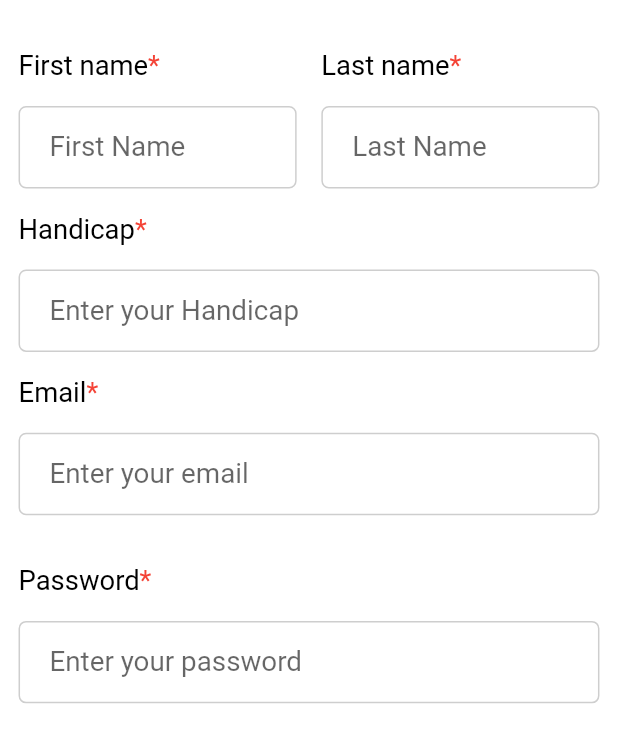
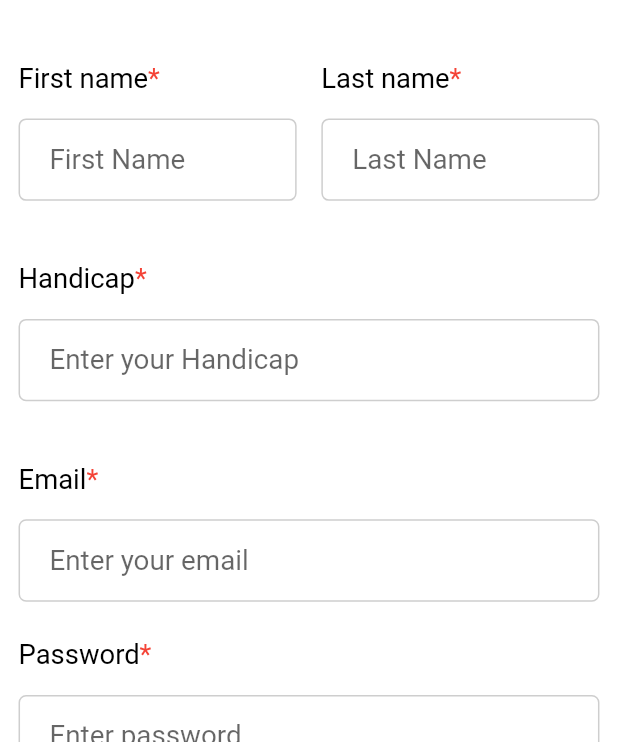
Before and after one commit to xuan123dthhbg/tvm-golf, a Flutter app: the RegisterView screen opened by its route, on a phone screen of 412 x 824 dp, the part 494-1236 px from its top. Run offline on Flutter 3.47's test engine with Material 2 defaults, Android fonts, the phone set to English and light mode, and no system bars; drawn by our look-alikes of flutter_form_builder; our stand-ins replace dio, flutter_modular, flutter_spinkit, flutter_svg, fluttertoast, i18n_extension and 2 more; accounts and stored records are empty; Roboto replaces fonts that are missing (SF).

Commit message:
edit Register

```diff
--- a/lib/app/app.module.dart
+++ b/lib/app/app.module.dart
@@ -2,6 +2,8 @@ import 'package:flutter_modular/flutter_modular.dart';
 import 'package:golf/app/login/login.view.dart';
 import 'package:golf/app/register/register.view.dart';
 import 'package:golf/app/splash-screen/splash_screen.view.dart';
+
+import 'home/home.view.dart';
 class AppModule extends Module {
   static String home = "/home";
   static String login = "/login";
@@ -19,5 +21,6 @@ class AppModule extends Module {
     ChildRoute(splashScreen, child: (context, args) => SplashScreen()),
     ChildRoute(login, child: (context, args) => LoginView(), transition: TransitionType.downToUp),
     ChildRoute(register, child: (context, args) => RegisterView(), transition: TransitionType.leftToRight),
+    ChildRoute(home, child: (context, args) => HomeWidget(), transition: TransitionType.leftToRight),
   ];
 }
--- a/lib/app/home/home.view.dart
+++ b/lib/app/home/home.view.dart
@@ -1,4 +1,5 @@
 import 'package:flutter/material.dart';
+
 
 class HomeWidget extends StatefulWidget {
   @override
@@ -8,6 +9,7 @@ class HomeWidget extends StatefulWidget {
 class _HomeWidgetState extends State<HomeWidget> {
   @override
   Widget build(BuildContext context) {
-    return Scaffold();
+    return Scaffold(
+    );
   }
 }
--- a/lib/app/register/register.view.dart
+++ b/lib/app/register/register.view.dart
@@ -3,6 +3,7 @@ import 'package:flutter/gestures.dart';
 import 'package:flutter/material.dart';
 import 'package:flutter_form_builder/flutter_form_builder.dart';
 import 'package:flutter_modular/flutter_modular.dart';
+import 'package:golf/resources/default.i18n.dart';
 import 'package:sizer/sizer.dart';
 
 import '../../themes/styles.dart';
@@ -26,7 +27,7 @@ class _RegisterViewState extends State<RegisterView> {
               SizedBox(height: 5.h),
               Center(child: Image.asset('assets/images/logo.png', height: 35.h)),
               SizedBox(
-                height: 4.h,
+                height: 5.h,
               ),
               Row(
                 crossAxisAlignment: CrossAxisAlignment.center,
@@ -83,13 +84,14 @@ class _RegisterViewState extends State<RegisterView> {
                                 fontSize: 2.25.h,
                                 fontWeight: FontWeight.w500,
                               ),
-                            hintText: "First Name"
-                          ),
+                              hintText: "First Name"),
                         )
                       ],
                     ),
                   ),
-                  SizedBox(width: 4.w,),
+                  SizedBox(
+                    width: 4.w,
+                  ),
                   Container(
                     width: 45.w,
                     child: Column(
@@ -141,8 +143,7 @@ class _RegisterViewState extends State<RegisterView> {
                                 fontSize: 2.25.h,
                                 fontWeight: FontWeight.w500,
                               ),
-                              hintText: "Last Name"
-                          ),
+                              hintText: "Last Name"),
                         )
                       ],
                     ),
@@ -150,7 +151,7 @@ class _RegisterViewState extends State<RegisterView> {
                   SizedBox(width: 3.w),
                 ],
               ),
-              SizedBox(height: 2.h),
+              SizedBox(height: 5.h),
               SizedBox(
                 width: 94.w,
                 child: Column(
@@ -178,6 +179,140 @@ class _RegisterViewState extends State<RegisterView> {
                       validator: FormBuilderValidators.compose([
                         FormBuilderValidators.required(context, errorText: "This field cannot be empty"),
                         FormBuilderValidators.numeric(context, errorText: "Please enter the correct format")
+                      ]),
+                      style: TextStyle(fontSize: 2.25.h, color: AppColor.regularText),
+                      decoration: InputDecoration(
+                        contentPadding: EdgeInsets.only(left: 5.w, right: 3.w, top: 2.h, bottom: 2.h),
+                        border: OutlineInputBorder(
+                          borderRadius: BorderRadius.circular(5),
+                          borderSide: BorderSide(
+                            color: Color(0xFFCECECE),
+                            width: 1,
+                          ),
+                        ),
+                        enabledBorder: OutlineInputBorder(
+                          borderRadius: BorderRadius.circular(5),
+                          borderSide: BorderSide(
+                            color: Color(0xFFCECECE),
+                            width: 1,
+                          ),
+                        ),
+                        focusedBorder: OutlineInputBorder(
+                          borderRadius: BorderRadius.circular(5),
+                          borderSide: BorderSide(
+                            color: Color(0xFFCECECE),
+                            width: 1,
+                          ),
+                        ),
+                        alignLabelWithHint: false,
+                        labelStyle: TextStyle(
+                          fontSize: 2.25.h,
+                          fontWeight: FontWeight.w500,
+                        ),
+                        hintText: "Enter your Handicap",
+                      ),
+                    ),
+                  ],
+                ),
+              ),
+              SizedBox(height: 3.h),
+              SizedBox(
+                width: 94.w,
+                child: Column(
+                  crossAxisAlignment: CrossAxisAlignment.start,
+                  children: [
+                    SizedBox(
+                      height: 2.h,
+                    ),
+                    Row(
+                      children: [
+                        RichText(
+                          text: TextSpan(
+                              text: "Email",
+                              style: TextStyle(fontSize: 2.22.h, color: Colors.black),
+                              children: [
+                                TextSpan(
+                                  text: "*",
+                                  style: TextStyle(fontSize: 2.22.h, color: Colors.red),
+                                )
+                              ]),
+                        ),
+                      ],
+                    ),
+                    SizedBox(
+                      height: 2.h,
+                    ),
+                    FormBuilderTextField(
+                      name: "email",
+                      validator: FormBuilderValidators.compose([
+                        FormBuilderValidators.required(context, errorText: "This field cannot be empty"),
+                        FormBuilderValidators.email(context, errorText: "Please enter the correct format"),
+                      ]),
+                      style: TextStyle(fontSize: 2.25.h, color: AppColor.regularText),
+                      decoration: InputDecoration(
+                        contentPadding: EdgeInsets.only(left: 5.w, right: 3.w, top: 2.h, bottom: 2.h),
+                        border: OutlineInputBorder(
+                          borderRadius: BorderRadius.circular(5),
+                          borderSide: BorderSide(
+                            color: Color(0xFFCECECE),
+                            width: 1,
+                          ),
+                        ),
+                        enabledBorder: OutlineInputBorder(
+                          borderRadius: BorderRadius.circular(5),
+                          borderSide: BorderSide(
+                            color: Color(0xFFCECECE),
+                            width: 1,
+                          ),
+                        ),
+                        focusedBorder: OutlineInputBorder(
+                          borderRadius: BorderRadius.circular(5),
+                          borderSide: BorderSide(
+                            color: Color(0xFFCECECE),
+                            width: 1,
+                          ),
+                        ),
+                        alignLabelWithHint: false,
+                        labelStyle: TextStyle(
+                          fontSize: 2.25.h,
+                          fontWeight: FontWeight.w500,
+                        ),
+                        hintText: "Enter your email",
+                      ),
+                    ),
+                  ],
+                ),
+              ),
+              SizedBox(height: 3.h),
+              SizedBox(
+                width: 94.w,
+                child: Column(
+                  crossAxisAlignment: CrossAxisAlignment.start,
+                  children: [
+                    Row(
+                      children: [
+                        RichText(
+                          text: TextSpan(
+                              text: "Password",
+                              style: TextStyle(fontSize: 2.22.h, color: Colors.black),
+                              children: [
+                                TextSpan(
+                                  text: "*",
+                                  style: TextStyle(fontSize: 2.22.h, color: Colors.red),
+                                )
+                              ]),
+                        ),
+                      ],
+                    ),
+                    SizedBox(
+                      height: 2.h,
+                    ),
+                    FormBuilderTextField(
+                      name: "password",
+                      validator: FormBuilderValidators.compose([
+                        FormBuilderValidators.required(context, errorText: "This field cannot be empty".i18n),
+                        FormBuilderValidators.minLength(
+                            context, 8, errorText: "Use 8 characters or more for your password".i18n)
                       ]),
                       style: TextStyle(fontSize: 2.25.h, color: AppColor.regularText),
                       decoration: InputDecoration(
@@ -212,167 +347,25 @@ class _RegisterViewState extends State<RegisterView> {
                           fontSize: 2.25.h,
                           fontWeight: FontWeight.w500,
                         ),
-                        hintText: "Enter your Handicap",
+                        hintText: "Enter password".i18n,
                       ),
                     ),
                   ],
                 ),
               ),
-              SizedBox(
-                width: 94.w,
-                child: Column(
-                  crossAxisAlignment: CrossAxisAlignment.start,
-                  children: [
-                    SizedBox(
-                      height: 2.h,
+              SizedBox(height: 5.h),
+              RaisedButton(
+                child: Text(
+                  "Register",
+                  style: TextStyle(fontSize: 18),
                 ),
-                    Row(
-                      children: [
-                        RichText(
-                          text: TextSpan(
-                              text: "Email",
-                              style: TextStyle(fontSize: 2.22.h, color: Colors.black),
-                              children: [
-                                TextSpan(
-                                  text: "*",
-                                  style: TextStyle(fontSize: 2.22.h, color: Colors.red),
-                                )
-                              ]),
-                        ),
-                      ],
-                    ),
-                    SizedBox(
-                      height: 2.h,
-                    ),
-                    FormBuilderTextField(
-                      name: "email",
-                      validator: FormBuilderValidators.compose([
-                        FormBuilderValidators.required(context, errorText: "This field cannot be empty"),
-                        FormBuilderValidators.email(context, errorText: "Please enter the correct format"),
-                      ]),
-                      style: TextStyle(fontSize: 2.25.h, color: AppColor.regularText),
-                      decoration: InputDecoration(
-                        contentPadding: EdgeInsets.only(
-                            left: 5.w,
-                            right: 3.w,
-                            top: 2.h,
-                            bottom: 2.h),
-                        border: OutlineInputBorder(
-                          borderRadius: BorderRadius.circular(5),
-                          borderSide: BorderSide(
-                            color: Color(0xFFCECECE),
-                            width: 1,
-                          ),
-                        ),
-                        enabledBorder: OutlineInputBorder(
-                          borderRadius: BorderRadius.circular(5),
-                          borderSide: BorderSide(
-                            color: Color(0xFFCECECE),
-                            width: 1,
-                          ),
-                        ),
-                        focusedBorder: OutlineInputBorder(
-                          borderRadius: BorderRadius.circular(5),
-                          borderSide: BorderSide(
-                            color: Color(0xFFCECECE),
-                            width: 1,
-                          ),
-                        ),
-                        alignLabelWithHint: false,
-                        labelStyle: TextStyle(
-                          fontSize: 2.25.h,
-                          fontWeight: FontWeight.w500,
-                        ),
-                        hintText: "Enter your email",
-                      ),
-                    ),
-                  ],
-                ),
-              ),
-              SizedBox(height: 2.h),
-              SizedBox(
-                width: 94.w,
-                child: Column(
-                  crossAxisAlignment: CrossAxisAlignment.start,
-                  children: [
-                    SizedBox(
-                      height: 2.h,
-                    ),
-                    Row(
-                      children: [
-                        RichText(
-                          text: TextSpan(
-                              text: "Password",
-                              style: TextStyle(fontSize: 2.22.h, color: Colors.black),
-                              children: [
-                                TextSpan(
-                                  text: "*",
-                                  style: TextStyle(fontSize: 2.22.h, color: Colors.red),
-                                )
-                              ]),
-                        ),
-                      ],
-                    ),
-                    SizedBox(
-                      height: 2.h,
-                    ),
-                    FormBuilderTextField(
-                      name: "password",
-                      validator: FormBuilderValidators.compose([
-                        FormBuilderValidators.required(context, errorText: "This field cannot be empty"),
-                        FormBuilderValidators.email(context, errorText: "Please enter the correct format"),
-                      ]),
-                      style: TextStyle(fontSize: 2.25.h, color: AppColor.regularText),
-                      decoration: InputDecoration(
-                        contentPadding: EdgeInsets.only(
-                            left: 5.w,
-                            right: 3.w,
-                            top: 2.h,
-                            bottom: 2.h),
-                        border: OutlineInputBorder(
-                          borderRadius: BorderRadius.circular(5),
-                          borderSide: BorderSide(
-                            color: Color(0xFFCECECE),
-                            width: 1,
-                          ),
-                        ),
-                        enabledBorder: OutlineInputBorder(
-                          borderRadius: BorderRadius.circular(5),
-                          borderSide: BorderSide(
-                            color: Color(0xFFCECECE),
-                            width: 1,
-                          ),
-                        ),
-                        focusedBorder: OutlineInputBorder(
-                          borderRadius: BorderRadius.circular(5),
-                          borderSide: BorderSide(
-                            color: Color(0xFFCECECE),
-                            width: 1,
-                          ),
-                        ),
-                        alignLabelWithHint: false,
-                        labelStyle: TextStyle(
-                          fontSize: 2.25.h,
-                          fontWeight: FontWeight.w500,
-                        ),
-                        hintText: "Enter your password",
-                      ),
-                    ),
-                  ],
-                ),
-              ),
-              SizedBox(
-                height: 4.h,
-              ),
-              RaisedButton(
-                child: Text("Register", style: TextStyle(fontSize: 18),),
-                onPressed: (){},
+                onPressed: () => Modular.to.popAndPushNamed(AppModule.home),
                 color: AppColor.themeColor,
                 textColor: Colors.white,
                 padding: EdgeInsets.fromLTRB(17, 12, 17, 12),
               ),
               SizedBox(
-                height: 2.h,
+                height: 3.h,
               ),
               RichText(
                 text: TextSpan(
@@ -382,8 +375,7 @@ class _RegisterViewState extends State<RegisterView> {
                     TextSpan(
                         text: 'Login',
                         style: TextStyle(color: AppColor.themeColor),
-                        recognizer: TapGestureRecognizer()
-                          ..onTap = () => Modular.to.popAndPushNamed(AppModule.login)),
+                        recognizer: TapGestureRecognizer()..onTap = () => Modular.to.popAndPushNamed(AppModule.login)),
                   ],
                 ),
               ),
```
Lines whose indentation alone changed are shown as unchanged.
